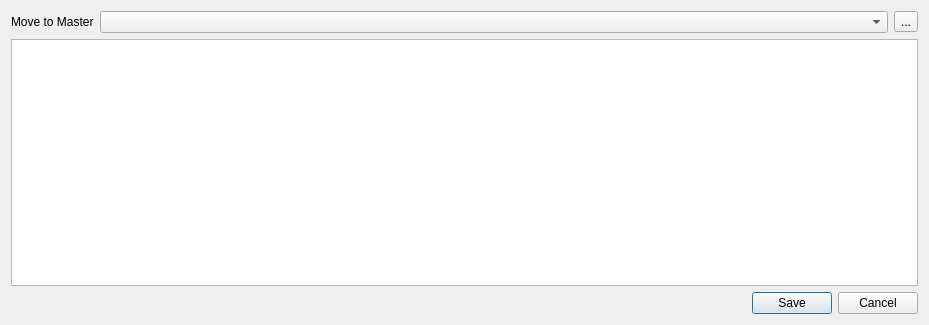
Old version of the form src/main/python/ui/link.ui in the repository 3ll3d00d/beqdesigner.
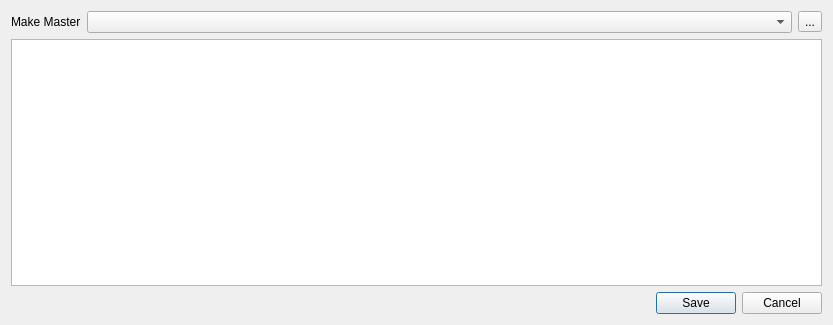
New version of the form.

Commit message: Ensure master/slave relationship survives load/save project and various ways to remove signals from the model, ensure signals have a non zero length name

```diff
--- a/src/main/python/ui/link.ui
+++ b/src/main/python/ui/link.ui
@@ -6,7 +6,7 @@
    <rect>
     <x>0</x>
     <y>0</y>
-    <width>929</width>
+    <width>833</width>
     <height>325</height>
    </rect>
   </property>
@@ -27,7 +27,7 @@
    <item row="0" column="0">
     <widget class="QLabel" name="masterCandidatesLabel">
      <property name="text">
-      <string>Move to Master</string>
+      <string>Make Master</string>
      </property>
     </widget>
    </item>
```
The commit also changes 8 other files.
